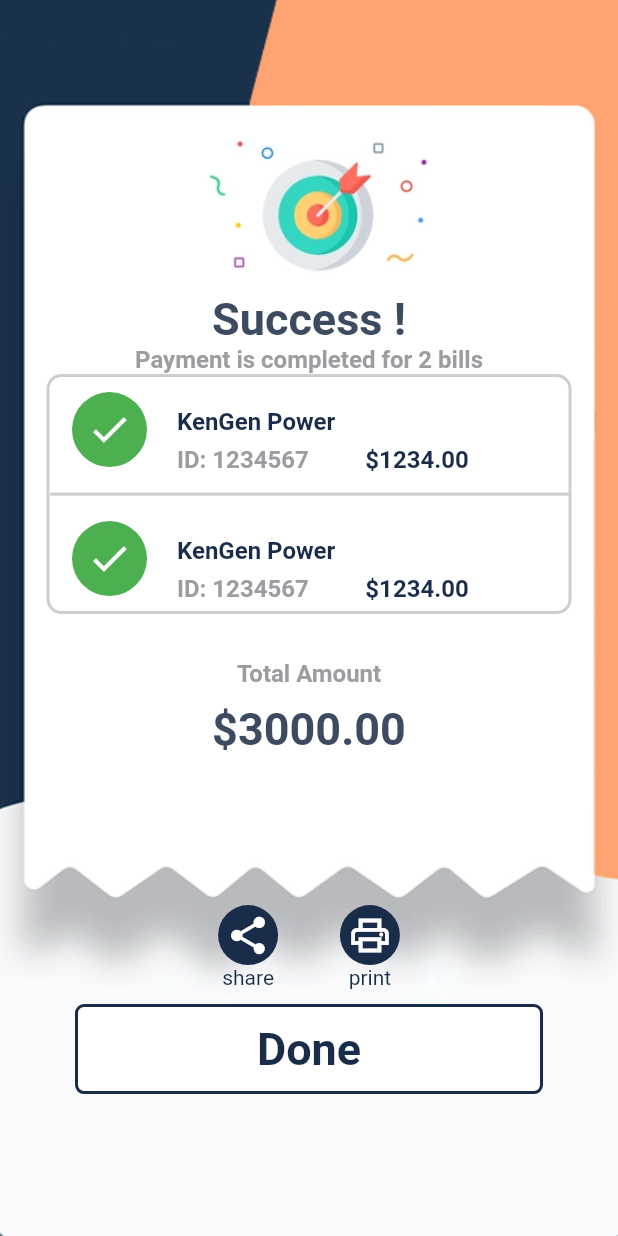
After one commit to Fantom2018/Flutter-Payment-App, a Flutter app: the screen it shows after launch, after a tap on "Pay all bills", on a phone screen of 412 x 824 dp. The commit adds this screen. Run offline on Flutter 3.47's test engine with Material 2 defaults, Android fonts, the phone set to English and light mode, and no system bars; our stand-ins replace get.

Commit message:
Payment Page Progress,  Bill is done/2

```diff
--- a/lib/main.dart
+++ b/lib/main.dart
@@ -1,6 +1,7 @@
 import 'package:flutter/material.dart';
 import 'package:flutter_payment_app/pages/my_home_page.dart';
 import 'package:flutter_payment_app/pages/paiment_page.dart';
+import 'package:get/get.dart';
 
 void main() {
   runApp(MyApp());
@@ -10,7 +11,7 @@ class MyApp extends StatelessWidget {
   // This widget is the root of your application.
   @override
   Widget build(BuildContext context) {
-    return MaterialApp(
+    return GetMaterialApp(
       debugShowCheckedModeBanner: false,
       title: 'Flutter Demo',
       theme: ThemeData(
@@ -25,7 +26,7 @@ class MyApp extends StatelessWidget {
         // is not restarted.
         primarySwatch: Colors.blue,
       ),
-      home: PaymentPage(),
+      home: MyHomePage(),
     );
   }
 }
--- a/lib/pages/my_home_page.dart
+++ b/lib/pages/my_home_page.dart
@@ -1,9 +1,11 @@
 import 'package:flutter/cupertino.dart';
 import 'package:flutter/material.dart';
 import 'package:flutter_payment_app/component/colors.dart';
+import 'package:flutter_payment_app/pages/paiment_page.dart';
 import 'package:flutter_payment_app/widgets/buttons.dart';
 import 'package:flutter_payment_app/widgets/large_buttons.dart';
 import 'package:flutter_payment_app/widgets/test_size.dart';
+import 'package:get/get.dart';
 
 class MyHomePage extends StatefulWidget {
   const MyHomePage({Key? key}) : super(key: key);
@@ -88,14 +90,14 @@ class _MyHomePageState extends State<MyHomePage> {
                               iconColor: AppColor.mainColor,
                               textColor: Colors.white,
                               backgroundColor: Colors.white,
-                              onTop: (){Navigator.pop(context);},),
+                              onTap: (){Navigator.pop(context);},),
                               AppButtons(
 
                                 icon:Icons.add,
                               iconColor: AppColor.mainColor,
                               textColor: Colors.white,
                               backgroundColor: Colors.white,
-                              onTop: (){},
+                              onTap: (){},
                                 text: "Add Bill",
                               ),
                               AppButtons(
@@ -103,7 +105,7 @@ class _MyHomePageState extends State<MyHomePage> {
                               iconColor: AppColor.mainColor,
                               textColor: Colors.white,
                               backgroundColor: Colors.white,
-                              onTop: (){},
+                              onTap: (){},
                                 text: "History",
                               ),
                             ],
@@ -337,7 +339,9 @@ class _MyHomePageState extends State<MyHomePage> {
   _payButton(){
     return Positioned(
       bottom: 20,
-      child: AppLargeButton( text: 'Pay all bills', textColor: Colors.white,));
+      child: AppLargeButton( text: 'Pay all bills', textColor: Colors.white, onTap: (){Get.to(()=> PaymentPage());},
+      )
+    );
   }
   _textContainer(){
     return Stack(
--- /dev/null
+++ b/lib/pages/paiment_page.dart
@@ -0,0 +1,175 @@
+import 'package:flutter/material.dart';
+import 'package:flutter_payment_app/component/colors.dart';
+import 'package:flutter_payment_app/pages/my_home_page.dart';
+import 'package:flutter_payment_app/widgets/buttons.dart';
+import 'package:flutter_payment_app/widgets/large_buttons.dart';
+import 'package:get/get.dart';
+
+class PaymentPage extends StatelessWidget {
+  const PaymentPage({Key? key}) : super(key: key);
+
+  @override
+  Widget build(BuildContext context) {
+    double h = MediaQuery.of(context).size.height;
+    double w = MediaQuery.of(context).size.width;
+    return Scaffold(
+      body: Container(
+        padding: const EdgeInsets.only(top: 80, left: 20, right: 20),
+        height: h,
+        width: w,
+        decoration: BoxDecoration(
+            image: DecorationImage(
+                fit: BoxFit.fill,
+                image: AssetImage(
+                    "images/paymentbackground.png"
+                )
+            )
+        ),
+        child: Column(
+          children: [
+            Container(
+
+              width: double.maxFinite,
+              height: h*0.14,
+          decoration: BoxDecoration(
+              image: DecorationImage(
+                  fit: BoxFit.fitWidth,
+                  image: AssetImage(
+                      "images/success.png"
+                  )
+              ),
+            )
+            ),
+            Text(
+              "Success !",
+              style: TextStyle(
+                  fontSize: 30,
+                  fontWeight: FontWeight.bold,
+                  color: Color(0xFF3c4b60)
+              ),
+            ),
+            Text(
+              "Payment is completed for 2 bills",
+              style: TextStyle(
+                  fontSize: 16,
+                  fontWeight: FontWeight.w600,
+                  color: Color(0xFF9b9da1)
+              ),
+            ),
+            SizedBox(height: 0.045,),
+            Container(
+              height: 160,
+              width: 350,
+              decoration: BoxDecoration(
+                borderRadius: BorderRadius.circular(10),
+                border: Border.all(
+                  width: 2,
+                  color: Colors.grey.withOpacity(0.5)
+                )
+              ),
+              child: MediaQuery.removePadding(
+                removeTop: true,
+                context: context,
+                child: ListView.builder(
+                  itemCount: 3,
+                  itemBuilder: (_, index){
+                    return Container(
+                      child: Column(
+                        children: [
+                          Row(
+                            children: [
+                              Container(
+                                margin: const EdgeInsets.only(top: 10, left: 15, bottom: 10),
+                                width: 50,
+                                height: 50,
+                                decoration: BoxDecoration(
+                                    borderRadius: BorderRadius.circular(25),
+                                    color: Colors.green
+                                ),
+                                child: Icon(Icons.done, size: 30, color: Colors.white,),
+                              ),
+                              SizedBox(width: 20,),
+                              Column(
+                                crossAxisAlignment: CrossAxisAlignment.start,
+                                children: [
+                                  SizedBox(height: 15,),
+                                  Text(
+                                    "KenGen Power",
+                                    style: TextStyle(
+                                        fontSize: 16,
+                                        fontWeight: FontWeight.bold,
+                                        color: AppColor.mainColor
+                                    ),
+                                  ),
+                                  SizedBox(height: 6,),
+                                  Text(
+                                    "ID: 1234567",
+                                    style: TextStyle(
+                                        fontSize: 16,
+                                        fontWeight: FontWeight.w600,
+                                        color: Color(0xFF9b9da1)
+                                    ),
+                                  )
+                                ],
+                              ),
+                              SizedBox(width: 20,),
+                              Column(
+                                children: [
+                                  SizedBox(height: 40,),
+                                  Text(
+                                    "\$1234.00",
+                                    style: TextStyle(
+                                        fontSize: 16,
+                                        fontWeight: FontWeight.bold,
+                                        color: AppColor.mainColor
+                                    ),
+                                  )
+                                ],
+                              )
+                            ],
+                          ),
+                          Divider(thickness:  2, color: Colors.grey.withOpacity(0.5),)
+                        ],
+                      ),
+                    );
+                  },
+                ),
+              ),
+            ),
+            SizedBox(height: 30,),
+            Text(
+              "Total Amount",
+              style: TextStyle(
+                  fontSize: 16,
+                  fontWeight: FontWeight.w600,
+                  color: Color(0xFF9b9da1)
+              ),
+            ),
+            SizedBox(height: 10,),
+            Text(
+              "\$3000.00",
+              style: TextStyle(
+                  fontSize: 30,
+                  fontWeight: FontWeight.bold,
+                  color: Color(0xFF3c4b60)
+              ),
+            ),
+            SizedBox(height: 100,),
+            Row(
+              mainAxisAlignment: MainAxisAlignment.center,
+              children: [
+                AppButtons(icon: Icons.share_sharp, onTap: (){}, text: "share"),
+                SizedBox(width: h*0.05,),
+                AppButtons(icon: Icons.print_outlined, onTap: (){}, text: "print"),
+              ],
+            ),
+            SizedBox(height: 10,),
+            AppLargeButton(text: "Done", backgroundColor: Colors.white, textColor: AppColor.mainColor,
+                onTap: (){Get.to(()=> MyHomePage());}
+                ),
+          ],
+        ),
+      ),
+    );
+  }
+}
--- a/lib/widgets/buttons.dart
+++ b/lib/widgets/buttons.dart
@@ -5,7 +5,7 @@ import 'package:flutter_payment_app/component/colors.dart';
 class AppButtons extends StatelessWidget {
   final double? fontSize;
   final IconData icon;
-  final Function()? onTop;
+  final Function()? onTap;
   final Color? iconColor;
   final Color? backgroundColor;
   final Color? textColor;
@@ -15,16 +15,16 @@ class AppButtons extends StatelessWidget {
     this.fontSize = 20,
     required this.icon,
     this.text,
-    this.onTop,
-    this.iconColor = AppColor.mainColor,
-    this.backgroundColor = Colors.white,
+    this.onTap,
+    this.iconColor = Colors.white,
+    this.backgroundColor = AppColor.mainColor,
     this.textColor = AppColor.mainColor
   }) : super(key: key);
 
   @override
   Widget build(BuildContext context) {
     return GestureDetector(
-      onTap: onTop,
+      onTap: onTap,
       child: Column(
         children: [
           Container(
--- a/lib/widgets/large_buttons.dart
+++ b/lib/widgets/large_buttons.dart
@@ -35,8 +35,8 @@ class AppLargeButton extends StatelessWidget {
           child: Text(
             text,
             style: TextStyle(
-              fontSize: 40,
-              fontWeight: FontWeight.bold,
+              fontSize: 30,
+              fontWeight: FontWeight.w600,
               color: textColor
             ),
           ),
--- a/pubspec.yaml
+++ b/pubspec.yaml
@@ -28,6 +28,7 @@ dependencies:
   # The following adds the Cupertino Icons font to your application.
   # Use with the CupertinoIcons class for iOS style icons.
   cupertino_icons: ^1.0.2
+  get: ^4.3.8
 
 dev_dependencies:
   flutter_test:
```
Also changed, not shown: pubspec.lock.
